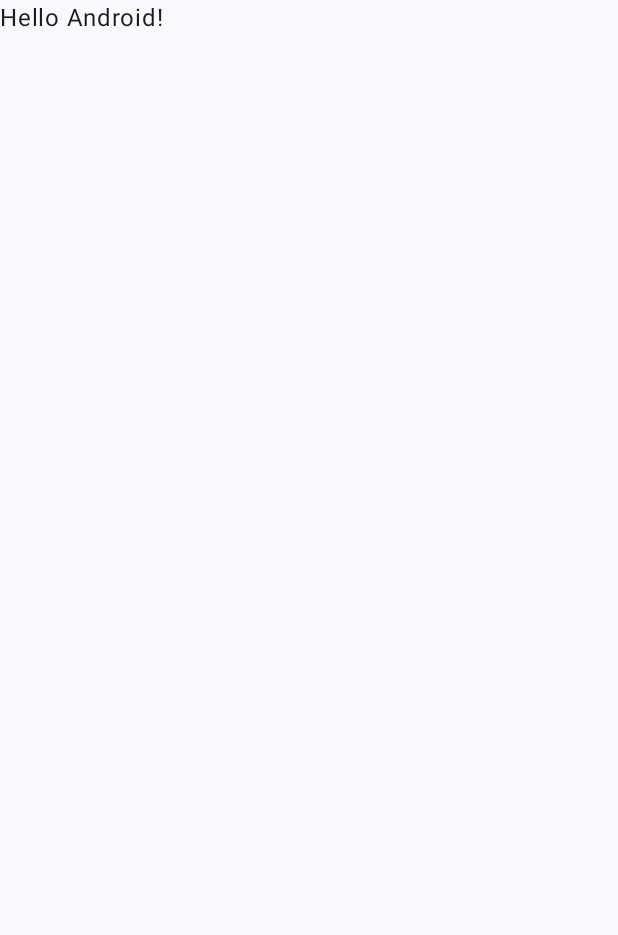
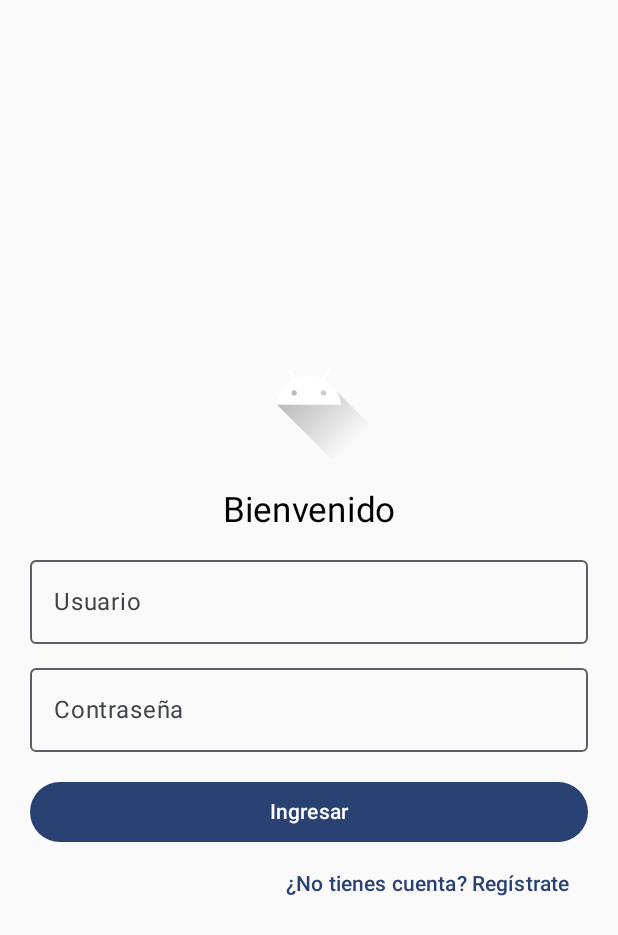
Before and after one commit to exekussGB/AplicacionesIOT, an Android app built with Jetpack Compose: the screen it shows after launch (MainActivity), on a phone screen of 412 x 824 dp. Before the commit the part shown is almost empty. Shown: the top 935 px of the screen. Run offline under Robolectric (Android 15) with nearby library versions, the phone set to English and light mode, and no system bars.

Commit message:
Actualización de archivos generales

```diff
--- a/app/src/main/java/com/example/aplicacionesiot/MainActivity.kt
+++ b/app/src/main/java/com/example/aplicacionesiot/MainActivity.kt
@@ -4,69 +4,35 @@ import android.os.Bundle
 import androidx.activity.ComponentActivity
 import androidx.activity.compose.setContent
 import androidx.activity.enableEdgeToEdge
-import androidx.compose.foundation.layout.fillMaxSize
-import androidx.compose.foundation.layout.padding
-import androidx.compose.material3.Scaffold
-import androidx.compose.material3.Text
-import androidx.compose.runtime.Composable
-import androidx.compose.ui.Modifier
-import androidx.compose.ui.tooling.preview.Preview
 import androidx.core.splashscreen.SplashScreen.Companion.installSplashScreen
 import androidx.lifecycle.lifecycleScope
 import com.example.aplicacionesiot.nav.AppNavGraph
 import com.example.aplicacionesiot.ui.theme.AplicacionesIOTTheme
-
+import kotlinx.coroutines.delay
+import kotlinx.coroutines.launch
 
 class MainActivity : ComponentActivity() {
-    override fun onCreate(savedInstanceState: Bundle?) {
-        class MainActivity : ComponentActivity() {
     private var keepSplash = true // condición para mantener el splash visible
+
     override fun onCreate(savedInstanceState: Bundle?) {
         // 1) Instalar Splash antes de super.onCreate
         val splash = installSplashScreen()
         splash.setKeepOnScreenCondition { keepSplash }
+
         super.onCreate(savedInstanceState)
-                // 2) Simular/realizar inicialización breve (1–2 s)
-                lifecycleScope.launchWhenCreated {
-                    // Aquí podrías leer token, preferencias, etc.
-                    kotlinx.coroutines.delay(1200L)
+        enableEdgeToEdge()
+
+        // 2) Simular/realizar inicialización breve (1.2 s)
+        lifecycleScope.launch {
+            delay(1200L)
             keepSplash = false
         }
+
         // 3) Contenido Compose
         setContent {
             AplicacionesIOTTheme {
-                        AppNavGraph() // Tu NavHost con rutas Splash->Home (abajo un ejemplo)
+                AppNavGraph()
             }
         }
     }
 }
-        super.onCreate(savedInstanceState)
-        enableEdgeToEdge()
-        setContent {
-            AplicacionesIOTTheme {
-                Scaffold(modifier = Modifier.fillMaxSize()) { innerPadding ->
-                    Greeting(
-                        name = "Android",
-                        modifier = Modifier.padding(innerPadding)
-                    )
-                }
-            }
-        }
-    }
-}
-
-@Composable
-fun Greeting(name: String, modifier: Modifier = Modifier) {
-    Text(
-        text = "Hello $name!",
-        modifier = modifier
-    )
-}
-
-@Preview(showBackground = true)
-@Composable
-fun GreetingPreview() {
-    AplicacionesIOTTheme {
-        Greeting("Android")
-    }
-}
--- a/app/src/main/java/com/example/aplicacionesiot/screens/LoginScreen.kt
+++ b/app/src/main/java/com/example/aplicacionesiot/screens/LoginScreen.kt
@@ -1,5 +1,6 @@
 package com.example.aplicacionesiot.screens
 
+import androidx.compose.foundation.Image
 import androidx.compose.foundation.layout.Arrangement
 import androidx.compose.foundation.layout.Column
 import androidx.compose.foundation.layout.Spacer
@@ -7,6 +8,7 @@ import androidx.compose.foundation.layout.fillMaxSize
 import androidx.compose.foundation.layout.fillMaxWidth
 import androidx.compose.foundation.layout.height
 import androidx.compose.foundation.layout.padding
+import androidx.compose.foundation.layout.size
 import androidx.compose.material3.Button
 import androidx.compose.material3.OutlinedTextField
 import androidx.compose.material3.Text
@@ -18,10 +20,12 @@ import androidx.compose.runtime.remember
 import androidx.compose.runtime.setValue
 import androidx.compose.ui.Alignment
 import androidx.compose.ui.Modifier
+import androidx.compose.ui.res.painterResource
 import androidx.compose.ui.tooling.preview.Preview
 import androidx.compose.ui.unit.dp
 import androidx.compose.ui.unit.sp
 import androidx.navigation.NavController
+import com.example.aplicacionesiot.R
 import com.example.aplicacionesiot.nav.Route
 import com.example.aplicacionesiot.ui.theme.AplicacionesIOTTheme
 
@@ -38,13 +42,20 @@ fun LoginContent(
         modifier = Modifier
             .fillMaxSize()
             .padding(20.dp),
-        verticalArrangement = Arrangement.Center
+        verticalArrangement = Arrangement.Center,
+        horizontalAlignment = Alignment.CenterHorizontally
     ) {
-        Text("Bienvenido", fontSize = 23.sp, modifier = Modifier.align(Alignment.CenterHorizontally))
+        Image(
+            painter = painterResource(id = R.drawable.ic_launcher_foreground),
+            contentDescription = "Logo",
+            modifier = Modifier.size(100.dp)
+        )
+        Spacer(modifier = Modifier.height(16.dp))
+        Text("Bienvenido", fontSize = 23.sp)
         Spacer(Modifier.height(12.dp))
-        OutlinedTextField(user, onUserChange, label = { Text("Usuario") }, modifier = Modifier.fillMaxWidth(),)
+        OutlinedTextField(user, onUserChange, label = { Text("Usuario") }, modifier = Modifier.fillMaxWidth())
         Spacer(Modifier.height(8.dp))
-        OutlinedTextField(pass, onPassChange, label = { Text("Contraseña") } )
+        OutlinedTextField(pass, onPassChange, label = { Text("Contraseña") }, modifier = Modifier.fillMaxWidth())
         Spacer(Modifier.height(16.dp))
         Button(onClick = onLoginClick, modifier = Modifier.fillMaxWidth()) {
             Text("Ingresar")
```
Also changed, not shown: app/src/main/java/com/example/aplicacionesiot/screens/RegisterScreen.kt (line endings or trailing spaces). Lines whose indentation alone changed are shown as unchanged.
